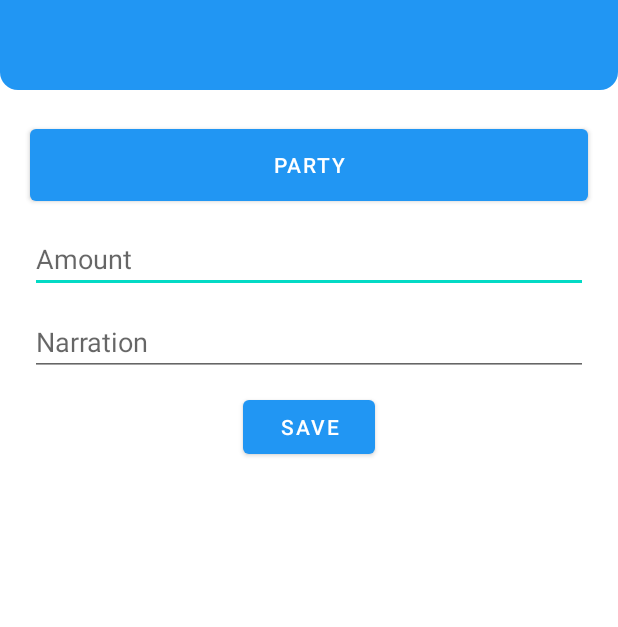
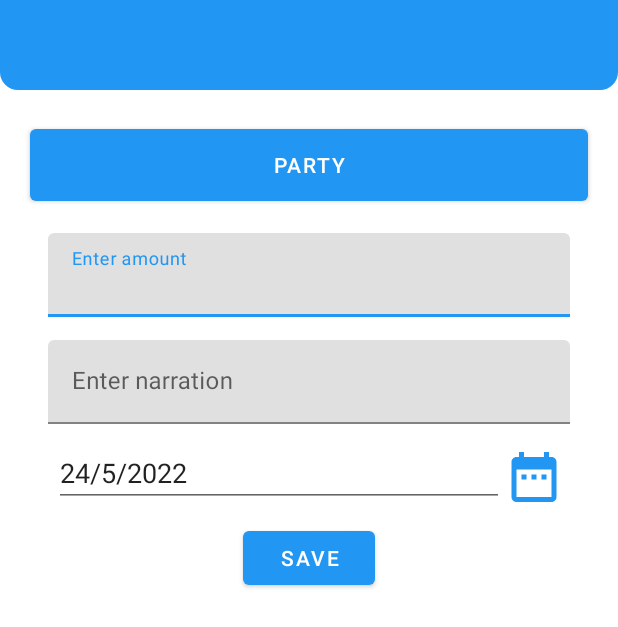
Before and after one commit to mrinshad/WalletManager, an Android app: the ExpenseActivity screen opened directly, with no data from a screen before it, on a phone screen of 412 x 824 dp. Shown: the top 627 px of the screen. Run offline under Robolectric (Android 15) with nearby library versions, the light colour scheme and no system bars.

Commit message:
expense activity date select completed

```diff
--- a/app/build.gradle
+++ b/app/build.gradle
@@ -35,5 +35,5 @@ dependencies {
     testImplementation 'junit:junit:4.13.2'
     androidTestImplementation 'androidx.test.ext:junit:1.1.3'
     androidTestImplementation 'androidx.test.espresso:espresso-core:3.4.0'
-    implementation 'com.google.android.material:material:1.3.0-alpha02'
+    implementation 'com.google.android.material:material:1.3.0-alpha03'
 }
--- a/app/src/main/java/com/example/walletmanager/ExpenseActivity.java
+++ b/app/src/main/java/com/example/walletmanager/ExpenseActivity.java
@@ -2,33 +2,45 @@ package com.example.walletmanager;
 
 import androidx.appcompat.app.AppCompatActivity;
 
+import android.annotation.SuppressLint;
 import android.app.AlertDialog;
+import android.app.DatePickerDialog;
+import android.app.Dialog;
 import android.content.Context;
 import android.database.Cursor;
 import android.database.sqlite.SQLiteDatabase;
 import android.os.Bundle;
 import android.text.Editable;
 import android.text.TextWatcher;
+import android.util.Log;
 import android.view.LayoutInflater;
 import android.view.View;
 import android.widget.AdapterView;
 import android.widget.ArrayAdapter;
 import android.widget.Button;
+import android.widget.DatePicker;
 import android.widget.EditText;
 import android.widget.LinearLayout;
 import android.widget.ListView;
+import android.widget.RelativeLayout;
 import android.widget.SimpleAdapter;
 import android.widget.Spinner;
 import android.widget.TextView;
 import android.widget.Toast;
 
+import com.google.android.material.datepicker.MaterialDatePicker;
+import com.google.android.material.datepicker.MaterialPickerOnPositiveButtonClickListener;
 import com.google.android.material.floatingactionbutton.FloatingActionButton;
+import com.google.android.material.snackbar.Snackbar;
+import com.google.android.material.textfield.TextInputLayout;
 
 import java.util.ArrayList;
+import java.util.Calendar;
 import java.util.HashMap;
 import java.util.List;
 
 public class ExpenseActivity extends AppCompatActivity {
+    RelativeLayout layout;
     FloatingActionButton mAddFab, mAddAlarmFab, mAddPersonFab;
     TextView addAlarmActionText, addPersonActionText;
     Boolean isAllFabsVisible;
@@ -39,20 +51,37 @@ public class ExpenseActivity extends AppCompatActivity {
     DBManager db = new DBManager();
 
     EditText textPartySearch;
-    TextView partyName;
+    TextView partyName, dateView;
+    TextInputLayout amountInputLayout, narrationInputLayout;
+    String amountString, narrationString;
+    int day, month, year;
+    MaterialDatePicker.Builder materialDateBuilder;
+    private Calendar calendar;
 
     @Override
     protected void onCreate(Bundle savedInstanceState) {
         super.onCreate(savedInstanceState);
         setContentView(R.layout.activity_expense);
         getSupportActionBar().hide();
+        layout = findViewById(R.id.expenselayout);
 
+        // DATE PICKER
+        calendar = Calendar.getInstance();
+        year = calendar.get(Calendar.YEAR);
+        dateView = findViewById(R.id.dateTextView);
+        month = calendar.get(Calendar.MONTH);
+        day = calendar.get(Calendar.DAY_OF_MONTH);
+        showDate(year, month + 1, day);
+
+
+        // FAB button
         mAddFab = findViewById(R.id.add_fab);
-        // FAB button
         mAddAlarmFab = findViewById(R.id.add_alarm_fab);
         mAddPersonFab = findViewById(R.id.add_person_fab);
         addAlarmActionText = findViewById(R.id.add_alarm_action_text);
         addPersonActionText = findViewById(R.id.add_person_action_text);
+        amountInputLayout = findViewById(R.id.amountTextView);
+        narrationInputLayout = findViewById(R.id.narrationTextView);
 
         mAddAlarmFab.setVisibility(View.GONE);
         mAddPersonFab.setVisibility(View.GONE);
@@ -100,6 +129,11 @@ public class ExpenseActivity extends AppCompatActivity {
                         Toast.makeText(getApplicationContext(), "Alarm Added", Toast.LENGTH_SHORT).show();
                     }
                 });
+    }
+
+    private void showDate(int year, int month, int day) {
+        dateView.setText(new StringBuilder().append(day).append("/")
+                .append(month).append("/").append(year));
     }
 
     public void selectParty(View v) {
@@ -162,4 +196,52 @@ public class ExpenseActivity extends AppCompatActivity {
         return party;
     }
 
+    public void saveButton(View v) {
+
+        amountString = amountInputLayout.getEditText().getText().toString();
+        narrationString = narrationInputLayout.getEditText().getText().toString();
+        if (amountString.isEmpty()) {
+            amountInputLayout.setError("Field cannot be empty");
+        }
+    }
+
+//    public void setDate(View view) {
+//
+//    }
+
+    @Override
+    protected Dialog onCreateDialog(int id) {
+        // TODO Auto-generated method stub
+        if (id == 999) {
+            return new DatePickerDialog(this,
+                    myDateListener, year, month, day);
+        }
+        return null;
+    }
+
+    private DatePickerDialog.OnDateSetListener myDateListener = new
+            DatePickerDialog.OnDateSetListener() {
+                @Override
+                public void onDateSet(DatePicker arg0,
+                                      int arg1, int arg2, int arg3) {
+                    // TODO Auto-generated method stub
+                    // arg1 = year
+                    // arg2 = month
+                    // arg3 = day
+                    showDate(arg1, arg2 + 1, arg3);
+                }
+            };
+
+    public void selectDate(View v) {
+
+        try {
+
+            showDialog(999);
+            Toast.makeText(getApplicationContext(), "ca",
+                    Toast.LENGTH_SHORT)
+                    .show();
+        } catch (Exception e) {
+            e.printStackTrace();
+        }
+    }
 }
--- /dev/null
+++ b/app/src/main/res/drawable/ic_baseline_date_range_24.xml
@@ -0,0 +1,5 @@
+<vector android:height="24dp" android:tint="#FFFFFF"
+    android:viewportHeight="24" android:viewportWidth="24"
+    android:width="24dp" xmlns:android="http://schemas.android.com/apk/res/android">
+    <path android:fillColor="@android:color/white" android:pathData="M9,11L7,11v2h2v-2zM13,11h-2v2h2v-2zM17,11h-2v2h2v-2zM19,4h-1L18,2h-2v2L8,4L8,2L6,2v2L5,4c-1.11,0 -1.99,0.9 -1.99,2L3,20c0,1.1 0.89,2 2,2h14c1.1,0 2,-0.9 2,-2L21,6c0,-1.1 -0.9,-2 -2,-2zM19,20L5,20L5,9h14v11z"/>
+</vector>
--- a/app/src/main/res/layout/activity_expense.xml
+++ b/app/src/main/res/layout/activity_expense.xml
@@ -2,6 +2,7 @@
 <RelativeLayout xmlns:android="http://schemas.android.com/apk/res/android"
     xmlns:app="http://schemas.android.com/apk/res-auto"
     xmlns:tools="http://schemas.android.com/tools"
+    android:id="@+id/expenselayout"
     android:layout_width="match_parent"
     android:layout_height="match_parent"
     android:gravity="center_vertical"
@@ -28,30 +29,83 @@
         android:onClick="selectParty"
         android:text="PARTY" />
 
-    <EditText
+
+    <!--    <EditText-->
+    <!--        android:id="@+id/amountTextView"-->
+    <!--        android:layout_width="match_parent"-->
+    <!--        android:layout_height="40dp"-->
+    <!--        android:layout_below="@+id/selectPartyButton"-->
+    <!--        android:layout_marginLeft="20dp"-->
+    <!--        android:layout_marginTop="15dp"-->
+    <!--        android:layout_marginRight="20dp"-->
+    <!--        android:hint="Amount" />-->
+
+    <com.google.android.material.textfield.TextInputLayout
         android:id="@+id/amountTextView"
         android:layout_width="match_parent"
-        android:layout_height="40dp"
+        android:layout_height="wrap_content"
         android:layout_below="@+id/selectPartyButton"
-        android:layout_marginLeft="20dp"
+        android:layout_marginStart="32dp"
         android:layout_marginTop="15dp"
-        android:layout_marginRight="20dp"
-        android:hint="Amount" />
+        android:layout_marginEnd="32dp"
+        android:hint="Enter amount">
 
-    <EditText
+        <!--this is the actual edit text which takes the input-->
+        <com.google.android.material.textfield.TextInputEditText
+            android:id="@+id/edit_text_amount"
+            android:layout_width="match_parent"
+            android:layout_height="wrap_content"
+            android:inputType="numberDecimal" />
+
+    </com.google.android.material.textfield.TextInputLayout>
+
+
+    <com.google.android.material.textfield.TextInputLayout
         android:id="@+id/narrationTextView"
         android:layout_width="match_parent"
-        android:layout_height="40dp"
+        android:layout_height="wrap_content"
         android:layout_below="@+id/amountTextView"
-        android:layout_marginLeft="20dp"
+        android:layout_marginStart="32dp"
         android:layout_marginTop="15dp"
-        android:layout_marginRight="20dp"
-        android:hint="Narration" />
+        android:layout_marginEnd="32dp"
+        android:hint="Enter narration">
+
+        <!--this is the actual edit text which takes the input-->
+        <com.google.android.material.textfield.TextInputEditText
+            android:id="@+id/edit_text_narration"
+            android:layout_width="match_parent"
+            android:layout_height="wrap_content" />
+
+    </com.google.android.material.textfield.TextInputLayout>
+
+    <LinearLayout
+        android:id="@+id/selectDateLinearLayout"
+        android:layout_width="match_parent"
+        android:layout_height="wrap_content"
+        android:layout_below="@+id/narrationTextView"
+        android:layout_marginTop="15dp"
+        android:gravity="center"
+        android:orientation="horizontal">
+
+        <EditText
+            android:id="@+id/dateTextView"
+            android:layout_width="300dp"
+            android:layout_height="40dp"
+            android:editable="false"
+            android:clickable="false"
+            android:hint="-/-/-" />
+
+        <Button
+            android:layout_width="40dp"
+            android:layout_height="40dp"
+            android:background="@drawable/ic_baseline_date_range_24"
+            android:onClick="selectDate" />
+    </LinearLayout>
 
     <LinearLayout
         android:layout_width="match_parent"
         android:layout_height="wrap_content"
-        android:layout_below="@+id/narrationTextView"
+        android:layout_below="@+id/selectDateLinearLayout"
         android:layout_marginTop="10dp"
         android:gravity="center">
 
@@ -61,6 +115,7 @@
             android:layout_height="wrap_content"
             android:layout_marginLeft="20dp"
             android:layout_marginRight="20dp"
+            android:onClick="saveButton"
             android:text="SAVE" />
     </LinearLayout>
 
--- a/app/src/main/res/values/colors.xml
+++ b/app/src/main/res/values/colors.xml
@@ -7,4 +7,7 @@
     <color name="teal_700">#FF018786</color>
     <color name="black">#FF000000</color>
     <color name="white">#FFFFFFFF</color>
+    <color name="colorPrimaryDark">#2196F3</color>
+    <color name="colorPrimary">#1367AA</color>
+    <color name="colorAccent">#51A2E3</color>
 </resources>
--- a/app/src/main/res/values/styles.xml
+++ b/app/src/main/res/values/styles.xml
@@ -1,9 +1,17 @@
 <?xml version="1.0" encoding="utf-8"?>
 <resources>
+
     <style name="TextLabel" parent="ThemeOverlay.AppCompat.Light">
         <item name="android:textColorHint">#4285F4</item>
         <item name="colorAccent">#4285F4</item>
         <item name="colorControlNormal">#4285F4</item>
         <item name="colorControlActivated">#4285F4</item>
     </style>
+    <!-- Base application theme. -->
+    <style name="AppTheme" parent="Theme.MaterialComponents.Light.DarkActionBar">
+        <!-- Customize your theme here. -->
+        <item name="colorPrimary">@color/colorPrimary</item>
+        <item name="colorPrimaryDark">@color/colorPrimaryDark</item>
+        <item name="colorAccent">@color/colorAccent</item>
+    </style>
 </resources>
```
